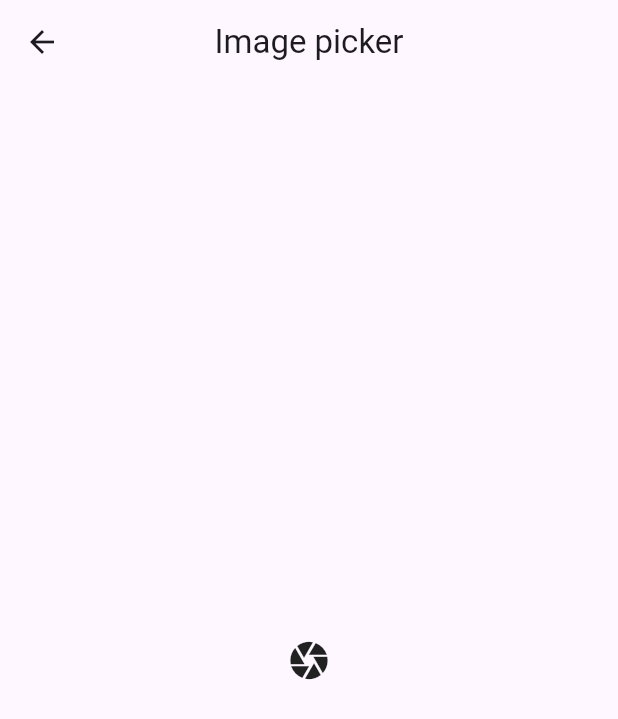
After one commit to saliq03/Bloc_Practice, a Flutter app: the ImagePickerScreen screen opened directly, on a phone screen of 412 x 824 dp. The commit adds this screen. Shown: the top 719 px of the screen. Run offline on Flutter 3.47's test engine with Material 3 defaults, Android fonts, the phone set to English and light mode, and no system bars; our stand-ins replace bloc, equatable, flutter_bloc, image_picker.

Commit message:
third example

```diff
--- /dev/null
+++ b/lib/bloc/image_picker_bloc/image_picker_bloc.dart
@@ -0,0 +1,23 @@
+import 'package:bloc/bloc.dart';
+import 'package:image_picker/image_picker.dart';
+import 'package:untitled/bloc/image_picker_bloc/image_picker_event.dart';
+import 'package:untitled/bloc/image_picker_bloc/image_picker_state.dart';
+import 'package:untitled/utils/image_picker_utils.dart';
+
+class ImagePickerBloc extends Bloc<ImagePickerEvent,ImagePickerState>{
+  final ImagePickerUtils imagePickerUtils=ImagePickerUtils();
+
+  ImagePickerBloc():super(ImagePickerState()){
+    on<CaptureImageCamera>(_captureImageCamera);
+    on<PickImageGallery>(_pickImageGallery);
+  }
+  void _captureImageCamera(CaptureImageCamera event,Emitter<ImagePickerState> emit) async {
+    XFile? image=await imagePickerUtils.pickImageFromCamera();
+    emit(state.copyWith(image: image));
+
+  }
+  void _pickImageGallery(PickImageGallery event,Emitter<ImagePickerState> emit)async{
+    XFile? image=await imagePickerUtils.pickImageFromGallery();
+    emit(state.copyWith(image: image));
+  }
+}
--- /dev/null
+++ b/lib/bloc/image_picker_bloc/image_picker_event.dart
@@ -0,0 +1,10 @@
+import 'package:equatable/equatable.dart';
+
+abstract class ImagePickerEvent extends Equatable{
+  const ImagePickerEvent();
+  @override
+  List<Object?> get props => [];
+}
+
+class CaptureImageCamera extends ImagePickerEvent{}
+class PickImageGallery extends ImagePickerEvent{}
--- /dev/null
+++ b/lib/bloc/image_picker_bloc/image_picker_state.dart
@@ -0,0 +1,16 @@
+import 'package:equatable/equatable.dart';
+import 'package:image_picker/image_picker.dart';
+
+class ImagePickerState extends Equatable{
+  XFile? image;
+
+  ImagePickerState({this.image});
+
+  ImagePickerState copyWith({XFile? image}){
+    return ImagePickerState(image: image??this.image);
+  }
+
+  @override
+  List<Object?> get props => [image];
+
+}
--- a/lib/main.dart
+++ b/lib/main.dart
@@ -2,6 +2,7 @@
 import 'package:flutter/material.dart';
 import 'package:flutter_bloc/flutter_bloc.dart';
 import 'package:untitled/bloc/counter/counter_bloc.dart';
+import 'package:untitled/bloc/image_picker_bloc/image_picker_bloc.dart';
 import 'package:untitled/bloc/switch_bloc/switch_bloc.dart';
 import 'package:untitled/ui/counter_screen.dart';
 
@@ -19,6 +20,7 @@ class MyApp extends StatelessWidget {
       providers: [
         BlocProvider(create: (_)=> SwitchBloc()),
         BlocProvider(create: (_)=> CounterBloc()),
+        BlocProvider(create: (_)=> ImagePickerBloc())
       ],
       child: MaterialApp(
         title: 'Bloc Practice',
--- a/lib/ui/counter_screen.dart
+++ b/lib/ui/counter_screen.dart
@@ -4,9 +4,10 @@ import 'package:flutter_bloc/flutter_bloc.dart';
 import 'package:untitled/bloc/counter/counter_bloc.dart';
 import 'package:untitled/bloc/counter/counter_event.dart';
 import 'package:untitled/bloc/counter/counter_state.dart';
+import 'package:untitled/ui/image_picker_screen.dart';
 import 'package:untitled/ui/switch.dart';
 
-import '../equitable_package.dart';
+
 
 class CounterScreen extends StatefulWidget {
   const CounterScreen({super.key});
@@ -47,7 +48,7 @@ class _CounterScreenState extends State<CounterScreen> {
       ),
 
       floatingActionButton: FloatingActionButton(onPressed: (){
-        Navigator.push(context, MaterialPageRoute(builder: (context)=>SwitchScreen() ));
+        Navigator.push(context, MaterialPageRoute(builder: (context)=>ImagePickerScreen() ));
 
       }),
     );
--- /dev/null
+++ b/lib/ui/image_picker_screen.dart
@@ -0,0 +1,40 @@
+import 'dart:io';
+
+import 'package:flutter/material.dart';
+import 'package:flutter_bloc/flutter_bloc.dart';
+import 'package:untitled/bloc/image_picker_bloc/image_picker_bloc.dart';
+import 'package:untitled/bloc/image_picker_bloc/image_picker_event.dart';
+import 'package:untitled/bloc/image_picker_bloc/image_picker_state.dart';
+
+class ImagePickerScreen extends StatefulWidget{
+  const ImagePickerScreen({super.key});
+
+  @override
+  State<StatefulWidget> createState() =>_ImagePickerScreenState();
+
+}
+class _ImagePickerScreenState extends State<ImagePickerScreen>{
+  @override
+  Widget build(BuildContext context){
+   return Scaffold(
+     appBar: AppBar(
+       title: const Text("Image picker"),
+       centerTitle: true,
+     ),
+    body: InkWell(
+      onTap: (){
+        context.read<ImagePickerBloc>().add(CaptureImageCamera());
+      },
+      child: BlocBuilder<ImagePickerBloc,ImagePickerState>(
+          builder: (context,state){
+        if(state.image!=null){
+          return Image.file(File(state.image!.path));
+        }
+        else{
+         return const Center(child: Icon(Icons.camera,size: 30,));
+        }
+      }),
+    ),
+   ) ;
+  }
+  }
--- /dev/null
+++ b/lib/utils/image_picker_utils.dart
@@ -0,0 +1,14 @@
+import 'package:image_picker/image_picker.dart';
+
+class ImagePickerUtils{
+  final picker=ImagePicker();
+  Future<XFile?> pickImageFromGallery()async{
+    XFile? image=await  picker.pickImage(source: ImageSource.gallery);
+    return image;
+  }
+
+  Future<XFile?> pickImageFromCamera()async{
+    XFile? image=await  picker.pickImage(source: ImageSource.camera);
+    return image;
+  }
+}
--- a/pubspec.yaml
+++ b/pubspec.yaml
@@ -38,6 +38,7 @@ dependencies:
   bloc: ^8.1.4
   flutter_bloc: ^8.1.6
   equatable: ^2.0.7
+  image_picker: ^1.1.2
 
 dev_dependencies:
   flutter_test:
```
Also changed, not shown: pubspec.lock, 1 other file.
